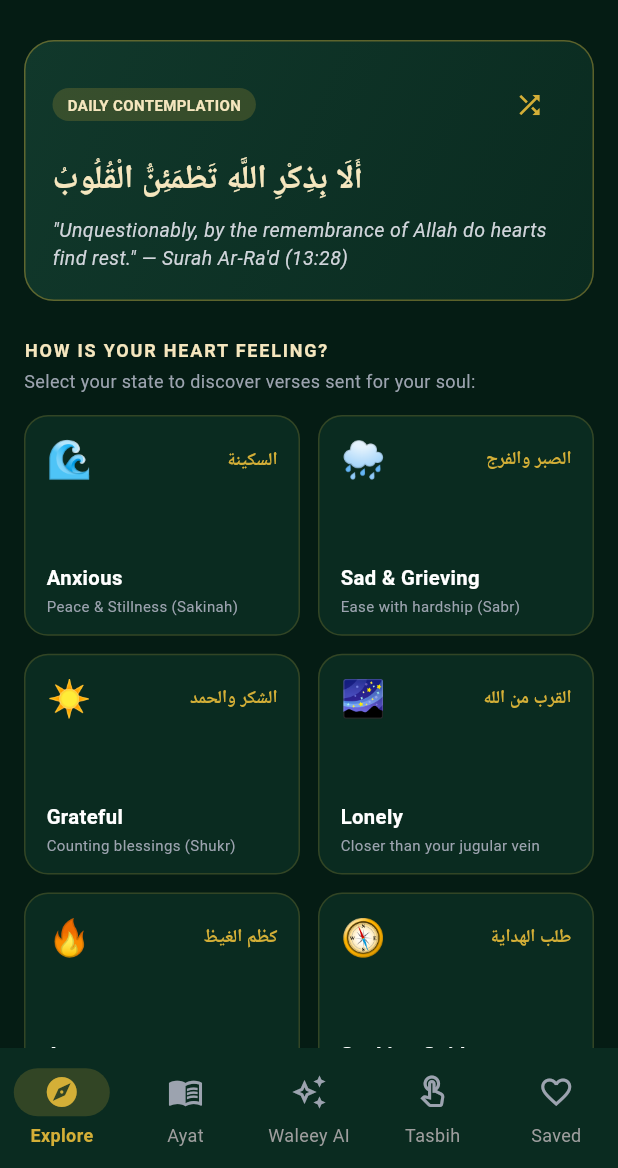
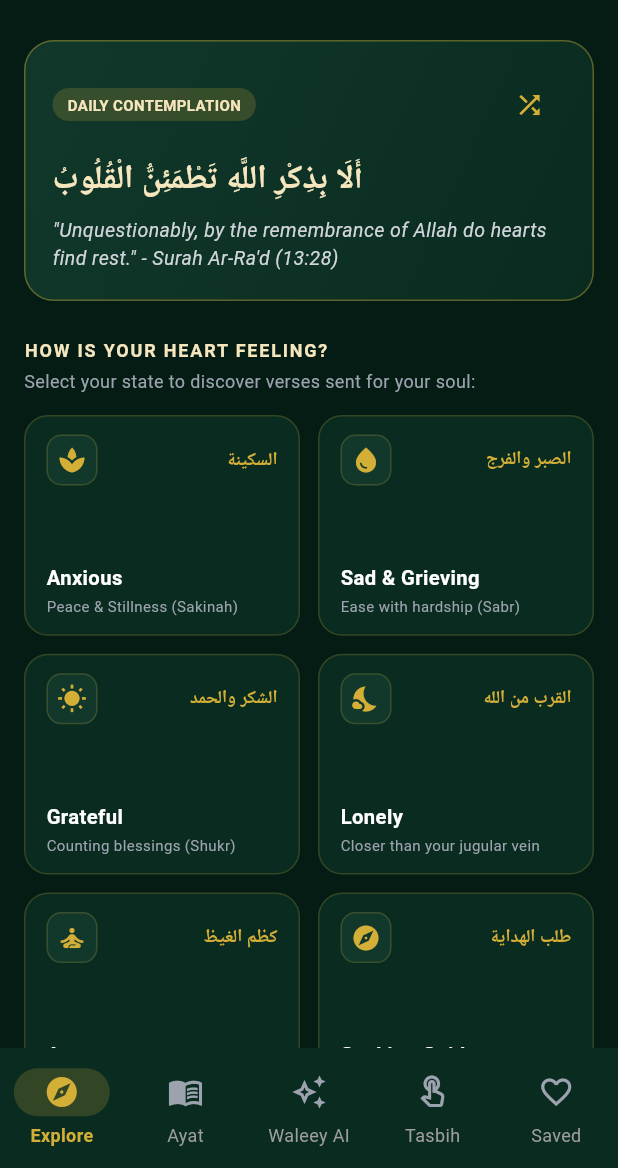
Before and after one commit to zbr-khn/MoodVerses, a Flutter app: the screen it shows after launch, after a tap on "Skip Tour", on a phone screen of 412 x 824 dp, the part 68-1236 px from its top. Run offline on Flutter 3.47's test engine with Material 3 defaults, Android fonts, the phone set to English and light mode, and no system bars; our stand-ins replace cloud_firestore, firebase_auth, firebase_core, flutter_markdown, google_sign_in, shared_preferences; accounts and stored records are empty; generated files the repository leaves out were written again.

Commit message:
Refactor UI and copy: clean vibe-coded elements, remove emojis and em-dashes, add authentic icons, favicon, Privacy Policy and Terms and Conditions

```diff
--- a/lib/components/waleey_login_prompt_dialog.dart
+++ b/lib/components/waleey_login_prompt_dialog.dart
@@ -87,7 +87,7 @@ class WaleeyLoginPromptDialog extends StatelessWidget {
                   shape: RoundedRectangleBorder(borderRadius: BorderRadius.circular(12)),
                 ),
                 child: const Text(
-                  "Sign In / Register ☁️",
+                  "Sign In / Register",
                   style: TextStyle(
                     color: AppColors.emeraldDeep,
                     fontWeight: FontWeight.bold,
--- a/lib/data/quran_repository.dart
+++ b/lib/data/quran_repository.dart
@@ -2,19 +2,19 @@ import '../models/quran_verse.dart';
 
 class QuranRepository {
   static const List<MoodCategory> moods = [
-    MoodCategory("all", "All Verses", "كل الآيات", "📖", "Complete Quranic collection", 0xFF10B981),
-        MoodCategory("anxious", "Anxious", "السكينة", "🌊", "Peace & Stillness (Sakinah)", 0xFF0D9488),
-        MoodCategory("sad", "Sad & Grieving", "الصبر والفرج", "🌧️", "Ease with hardship (Sabr)", 0xFF3B82F6),
-        MoodCategory("grateful", "Grateful", "الشكر والحمد", "☀️", "Counting blessings (Shukr)", 0xFFF59E0B),
-        MoodCategory("lonely", "Lonely", "القرب من الله", "🌌", "Closer than your jugular vein", 0xFF6366F1),
-        MoodCategory("angry", "Angry", "كظم الغيظ", "🔥", "Patience & Restraint", 0xFFEF4444),
-        MoodCategory("lost", "Seeking Guidance", "طلب الهداية", "🧭", "Straight path & clarity", 0xFF10B981),
-        MoodCategory("heartbroken", "Heartbroken", "جبر القلوب", "💔", "Divine healing balm (Shifa)", 0xFFEC4899),
-        MoodCategory("fearful", "Afraid", "التوكل والشجاعة", "🛡️", "Courage & HasbunAllah", 0xFF64748B),
-        MoodCategory("guilty", "Seeking Forgiveness", "التوبة والمغفرة", "🕊️", "Vast ocean of mercy", 0xFF06B6D4),
-        MoodCategory("exhausted", "Burnt Out", "الراحة والسكينة", "🍃", "Rest & Peaceful sleep", 0xFF14B8A6),
-        MoodCategory("doubtful", "Seeking Faith", "النور واليقين", "🕯️", "Ayat An-Nur & Yaqeen", 0xFFEAB308),
-        MoodCategory("dua", "Quranic Duas", "أدعية القرآن", "🤲", "Powerful Quranic prayers", 0xFF059669)
+    MoodCategory("all", "All Verses", "كل الآيات", "all", "Complete Quranic collection", 0xFF10B981),
+        MoodCategory("anxious", "Anxious", "السكينة", "anxious", "Peace & Stillness (Sakinah)", 0xFF0D9488),
+        MoodCategory("sad", "Sad & Grieving", "الصبر والفرج", "sad", "Ease with hardship (Sabr)", 0xFF3B82F6),
+        MoodCategory("grateful", "Grateful", "الشكر والحمد", "grateful", "Counting blessings (Shukr)", 0xFFF59E0B),
+        MoodCategory("lonely", "Lonely", "القرب من الله", "lonely", "Closer than your jugular vein", 0xFF6366F1),
+        MoodCategory("angry", "Angry", "كظم الغيظ", "angry", "Patience & Restraint", 0xFFEF4444),
+        MoodCategory("lost", "Seeking Guidance", "طلب الهداية", "lost", "Straight path & clarity", 0xFF10B981),
+        MoodCategory("heartbroken", "Heartbroken", "جبر القلوب", "heartbroken", "Divine healing balm (Shifa)", 0xFFEC4899),
+        MoodCategory("fearful", "Afraid", "التوكل والشجاعة", "fearful", "Courage & HasbunAllah", 0xFF64748B),
+        MoodCategory("guilty", "Seeking Forgiveness", "التوبة والمغفرة", "guilty", "Vast ocean of mercy", 0xFF06B6D4),
+        MoodCategory("exhausted", "Burnt Out", "الراحة والسكينة", "exhausted", "Rest & Peaceful sleep", 0xFF14B8A6),
+        MoodCategory("doubtful", "Seeking Faith", "النور واليقين", "doubtful", "Ayat An-Nur & Yaqeen", 0xFFEAB308),
+        MoodCategory("dua", "Quranic Duas", "أدعية القرآن", "dua", "Powerful Quranic prayers", 0xFF059669)
   ];
 
   static const List<QuranVerse> verses = [
@@ -416,7 +416,7 @@ class QuranRepository {
             arabicText: "رَبَّنَا آتِنَا مِن لَّدُنكَ رَحْمَةً وَهَيِّئْ لَنَا مِنْ أَمْرِنَا رَشَدًا",
             transliteration: "Rabbana atina min ladunka rahmatan wahayyi/ lana min amrina rashada",
             translation: "Our Lord, grant us from Yourself mercy and prepare for us from our affair right guidance.",
-            reflection: "The famous prayer of the youths of the cave. When life forces you into difficult circumstances, ask Allah for 'Rushd'—intuitive right judgment.",
+            reflection: "The famous prayer of the youths of the cave. When life forces you into difficult circumstances, ask Allah for 'Rushd' - intuitive right judgment.",
             tags: ["kahf", "mercy", "rushd", "guidance"]
         ),
         QuranVerse(
@@ -463,7 +463,7 @@ class QuranRepository {
             arabicText: "وَنُنَزِّلُ مِنَ الْقُرْآنِ مَا هُوَ شِفَاءٌ وَرَحْمَةٌ لِّلْمُؤْمِنِينَ",
             transliteration: "Wanunazzilu mina alqur-ani ma huwa shifa-on warahmatun lilmumi-neen",
             translation: "And We send down of the Quran that which is healing and mercy for the believers.",
-            reflection: "The Quran is Shifa'—spiritual medicine for wounded hearts and exhausted souls.",
+            reflection: "The Quran is Shifa' - spiritual medicine for wounded hearts and exhausted souls.",
             tags: ["shifa", "healing", "mercy", "medicine"]
         ),
         QuranVerse(
@@ -587,7 +587,7 @@ class QuranRepository {
             arabicText: "إِلَّا مَن تَابَ وَآمَنَ وَعَمِلَ عَمَلًا صَالِحًا فَأُولَٰئِكَ يُبَدِّلُ اللَّهُ سَيِّئَاتِهِمْ حَسَنَاتٍ",
             transliteration: "Illa man taba waamana wa'amila 'amalan salihan faola-ika yubaddilu Allahu sayyi-atihim hasanat",
             translation: "Except for those who repent, believe and do righteous work. For them Allah will replace their evil deeds with good.",
-            reflection: "Allah does not just erase past sins upon sincere repentance—He miraculously converts those past mistakes into mountains of rewards on your scale.",
+            reflection: "Allah does not just erase past sins upon sincere repentance - He miraculously converts those past mistakes into mountains of rewards on your scale.",
             tags: ["tawbah", "transformation", "rewards", "fresh-start"]
         ),
         QuranVerse(
--- a/lib/models/chat_message.dart
+++ b/lib/models/chat_message.dart
@@ -61,7 +61,7 @@ class ChatSession {
   static ChatMessage getInitialGreeting() {
     return ChatMessage(
       text:
-          "Assalamu Alaikum wa Rahmatullahi wa Barakatuh! 🌿 I am **Waleey** (وَلِيّ), your Islamic AI companion.\n\n"
+          "Assalamu Alaikum wa Rahmatullahi wa Barakatuh! I am **Waleey** (وَلِيّ), your Islamic companion.\n\n"
           "You can ask me questions about the **Holy Quran**, authentic **Prophetic Seerah**, **Hadith**, Islamic history, and daily worship. Every response includes verified references.\n\n"
           "How may I assist your reflection today?",
       isUser: false,
--- a/lib/screens/ayah_reader_screen.dart
+++ b/lib/screens/ayah_reader_screen.dart
@@ -111,7 +111,7 @@ class _AyahReaderScreenState extends State<AyahReaderScreen> {
       if (mounted) {
         ScaffoldMessenger.of(context).showSnackBar(
           SnackBar(
-            content: Text(isNowFav ? 'Saved to Favorites ❤️' : 'Removed from Favorites'),
+            content: Text(isNowFav ? 'Saved to Favorites' : 'Removed from Favorites'),
             duration: const Duration(seconds: 1),
           ),
         );
@@ -121,7 +121,7 @@ class _AyahReaderScreenState extends State<AyahReaderScreen> {
 
   void _copyVerse(QuranVerse verse) {
     Clipboard.setData(ClipboardData(
-      text: '${verse.arabicText}\n\n"${verse.translation}"\n— ${verse.reference}',
+      text: '${verse.arabicText}\n\n"${verse.translation}"\n- ${verse.reference}',
     ));
     ScaffoldMessenger.of(context).showSnackBar(
       const SnackBar(
--- a/lib/screens/explore_screen.dart
+++ b/lib/screens/explore_screen.dart
@@ -57,7 +57,7 @@ class ExploreScreen extends StatelessWidget {
                   end: Alignment.bottomRight,
                 ),
                 borderRadius: BorderRadius.circular(20),
-                border: Border.all(color: AppColors.goldAccent.withOpacity(0.4)),
+                border: Border.all(color: AppColors.goldAccent.withValues(alpha: 0.4)),
               ),
               child: Column(
                 crossAxisAlignment: CrossAxisAlignment.start,
@@ -68,7 +68,7 @@ class ExploreScreen extends StatelessWidget {
                       Container(
                         padding: const EdgeInsets.symmetric(horizontal: 10, vertical: 4),
                         decoration: BoxDecoration(
-                          color: AppColors.goldAccent.withOpacity(0.2),
+                          color: AppColors.goldAccent.withValues(alpha: 0.2),
                           borderRadius: BorderRadius.circular(12),
                         ),
                         child: const Text("DAILY CONTEMPLATION", style: TextStyle(color: AppColors.goldLight, fontSize: 10, fontWeight: FontWeight.bold)),
@@ -92,7 +92,7 @@ class ExploreScreen extends StatelessWidget {
                   ),
                   const SizedBox(height: 6),
                   const Text(
-                    "\"Unquestionably, by the remembrance of Allah do hearts find rest.\" — Surah Ar-Ra'd (13:28)",
+                    "\"Unquestionably, by the remembrance of Allah do hearts find rest.\" - Surah Ar-Ra'd (13:28)",
                     style: TextStyle(color: AppColors.textSecondary, fontSize: 13, fontStyle: FontStyle.italic),
                   ),
                 ],
@@ -147,7 +147,15 @@ class ExploreScreen extends StatelessWidget {
                         Row(
                           mainAxisAlignment: MainAxisAlignment.spaceBetween,
                           children: [
-                            Text(mood.icon, style: const TextStyle(fontSize: 24)),
+                            Container(
+                              padding: const EdgeInsets.all(6),
+                              decoration: BoxDecoration(
+                                color: AppColors.emeraldSurfaceVariant,
+                                borderRadius: BorderRadius.circular(10),
+                                border: Border.all(color: AppColors.borderSubtle),
+                              ),
+                              child: Icon(_getMoodIcon(mood.id), color: AppColors.goldAccent, size: 20),
+                            ),
                             Flexible(
                               child: Text(
                                 mood.arabicName,
@@ -196,4 +204,37 @@ class ExploreScreen extends StatelessWidget {
       ),
     );
   }
+
+  IconData _getMoodIcon(String moodId) {
+    switch (moodId) {
+      case 'all':
+        return Icons.auto_stories;
+      case 'anxious':
+        return Icons.spa;
+      case 'sad':
+        return Icons.water_drop;
+      case 'grateful':
+        return Icons.wb_sunny;
+      case 'lonely':
+        return Icons.nights_stay;
+      case 'angry':
+        return Icons.self_improvement;
+      case 'lost':
+        return Icons.explore;
+      case 'heartbroken':
+        return Icons.healing;
+      case 'fearful':
+        return Icons.shield;
+      case 'guilty':
+        return Icons.volunteer_activism;
+      case 'exhausted':
+        return Icons.bedtime;
+      case 'doubtful':
+        return Icons.lightbulb;
+      case 'dua':
+        return Icons.menu_book;
+      default:
+        return Icons.menu_book;
+    }
+  }
 }
```
Also changed, not shown: lib/components/auth_dialog.dart (+7 -7 lines), lib/components/onboarding_tour_dialog.dart (+10 -10 lines), lib/components/user_profile_dialog.dart (+28 -2 lines), lib/screens/privacy_policy_screen.dart (added, +100 -0 lines), lib/screens/terms_conditions_screen.dart (added, +104 -0 lines), lib/screens/waleey_screen.dart (+30 -3 lines), lib/services/waleey_ai_service.dart (+8 -8 lines), 9 other files.
